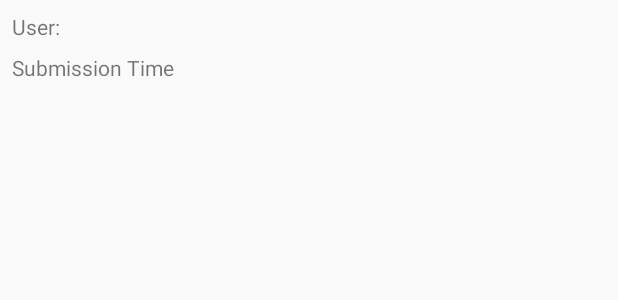
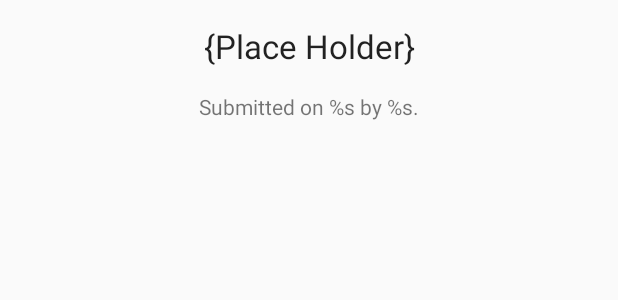
Before and after one commit to moo7md/Lyst, an Android app: the layout activity_view_submission.xml on its own in the app's theme, with its tools: preview values and no code run, on a phone screen of 412 x 824 dp. Shown: the top 300 px of the screen. Run offline under Robolectric (Android 15) with nearby library versions, the phone set to English and light mode, and no system bars.

Commit message:
added submission viewer with todo tasks for abo sharaf

```diff
--- a/app/src/main/java/com/example/lyst/Adapters/SubmissionAdapter.java
+++ b/app/src/main/java/com/example/lyst/Adapters/SubmissionAdapter.java
@@ -5,6 +5,7 @@ import android.view.LayoutInflater;
 import android.view.View;
 import android.view.ViewGroup;
 
+import com.example.lyst.Models.CheckListDo;
 import com.example.lyst.Models.CheckListDoItem;
 import com.example.lyst.Models.CheckListTemplate;
 import com.example.lyst.Models.ChecklistTemplateItem;
@@ -24,8 +25,9 @@ public class SubmissionAdapter extends RecyclerView.Adapter<SubmittedItemHolder>
 
     private Context context;
 
-    public SubmissionAdapter(ArrayList<CheckListDoItem> items, Context context) {
-        this.items.addAll(items);
+    public SubmissionAdapter(CheckListDo submission, CheckListTemplate template, Context context) {
+        this.items.addAll(submission.items);
+        this.template = template;
         this.context = context;
     }
 
--- a/app/src/main/java/com/example/lyst/Inbox.java
+++ b/app/src/main/java/com/example/lyst/Inbox.java
@@ -48,7 +48,7 @@ public class Inbox extends Fragment {
         View v = inflater.inflate(R.layout.inbox, container, false);
 
         ListView lv = v.findViewById(R.id.myInboxListView);
-        adapter = new ListAdapter(getContext(), R.layout.checklist_item,
+        adapter = new ListAdapter(v.getContext(), R.layout.checklist_item,
                 (ArrayList<String>) itemIDs, uid, 1);
         lv.setAdapter(adapter);
         getInboxItems(lv);
@@ -66,6 +66,7 @@ public class Inbox extends Fragment {
         return v;
     }
 
+    // TODO: this
     private void getInboxItems(final ListView lv) {
 //        database.db.collection("users").document(uid)
 //                .get().addOnCompleteListener(new OnCompleteListener<DocumentSnapshot>() {
--- a/app/src/main/res/layout/activity_view_submission.xml
+++ b/app/src/main/res/layout/activity_view_submission.xml
@@ -7,32 +7,38 @@
     tools:context=".ViewSubmission">
 
     <TextView
-        android:id="@+id/textView14"
+        android:id="@+id/submissionHeader_textView"
         android:layout_width="wrap_content"
         android:layout_height="wrap_content"
         android:layout_marginStart="8dp"
-        android:layout_marginTop="8dp"
-        android:text="User:"
+        android:layout_marginTop="16dp"
+        android:layout_marginEnd="8dp"
+        android:text="@string/submission_header"
+        app:layout_constraintEnd_toEndOf="parent"
         app:layout_constraintStart_toStartOf="parent"
-        app:layout_constraintTop_toTopOf="parent" />
-
-    <TextView
-        android:id="@+id/textView15"
-        android:layout_width="wrap_content"
-        android:layout_height="wrap_content"
-        android:layout_marginStart="8dp"
-        android:layout_marginTop="8dp"
-        android:text="Submission Time"
-        app:layout_constraintStart_toStartOf="parent"
-        app:layout_constraintTop_toBottomOf="@+id/textView14" />
+        app:layout_constraintTop_toBottomOf="@+id/listId_textView" />
 
     <androidx.recyclerview.widget.RecyclerView
         android:id="@+id/submission_recycler"
         android:layout_width="409dp"
         android:layout_height="0dp"
-        android:layout_marginTop="8dp"
+        android:layout_marginTop="16dp"
         app:layout_constraintBottom_toBottomOf="parent"
         app:layout_constraintEnd_toEndOf="parent"
         app:layout_constraintStart_toStartOf="parent"
-        app:layout_constraintTop_toBottomOf="@+id/textView15" />
+        app:layout_constraintTop_toBottomOf="@+id/submissionHeader_textView" />
+
+    <TextView
+        android:id="@+id/listId_textView"
+        android:layout_width="wrap_content"
+        android:layout_height="wrap_content"
+        android:layout_marginStart="8dp"
+        android:layout_marginTop="16dp"
+        android:layout_marginEnd="8dp"
+        android:text="@string/placeholder"
+        android:textAppearance="@style/TextAppearance.AppCompat.Large"
+        app:layout_constraintEnd_toEndOf="parent"
+        app:layout_constraintStart_toStartOf="parent"
+        app:layout_constraintTop_toTopOf="parent" />
+
 </androidx.constraintlayout.widget.ConstraintLayout>
--- a/app/src/main/res/values/strings.xml
+++ b/app/src/main/res/values/strings.xml
@@ -36,6 +36,8 @@
     <string name="delete">Delete</string>
     <string name="search">Search Templates</string>
 
+    <string name="submission_header">Submitted on %s by %s.</string>
+
     <!-- TODO: Remove or change this placeholder text -->
     <string name="hello_blank_fragment">Hello blank fragment</string>
 </resources>
```
Also changed, not shown: app/src/main/java/com/example/lyst/ViewSubmission.java (+42 -1 lines).
